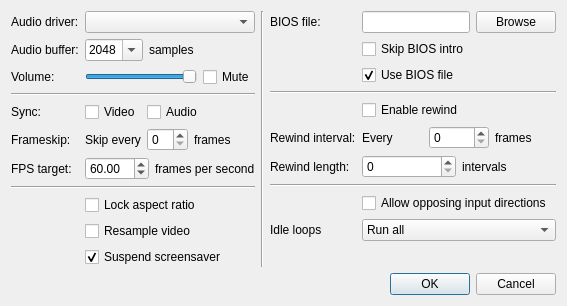
This is src/platform/qt/SettingsView.ui in mgba-emu/mgba as Qt 5 draws it before an edit. The edited form follows.
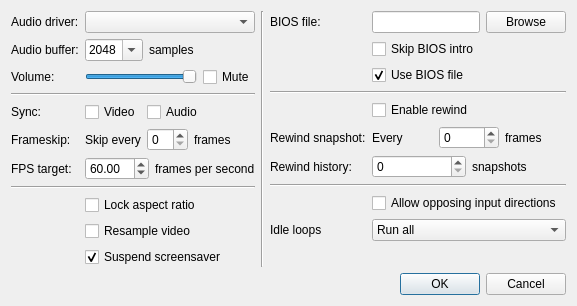
This is the edited form.

Commit message:
Qt: Rename rewind variables
Slightly more intuitive in my opinion

Patch:
```diff
--- a/src/platform/qt/SettingsView.ui
+++ b/src/platform/qt/SettingsView.ui
@@ -327,7 +327,7 @@
        <item row="5" column="0">
         <widget class="QLabel" name="label_4">
          <property name="text">
-          <string>Rewind interval:</string>
+          <string>Rewind snapshot:</string>
          </property>
         </widget>
        </item>
@@ -355,7 +355,7 @@
        <item row="6" column="0">
         <widget class="QLabel" name="label_8">
          <property name="text">
-          <string>Rewind length:</string>
+          <string>Rewind history:</string>
          </property>
         </widget>
        </item>
@@ -367,7 +367,7 @@
          <item>
           <widget class="QLabel" name="label_7">
            <property name="text">
-            <string>intervals</string>
+            <string>snapshots</string>
            </property>
           </widget>
          </item>
```
